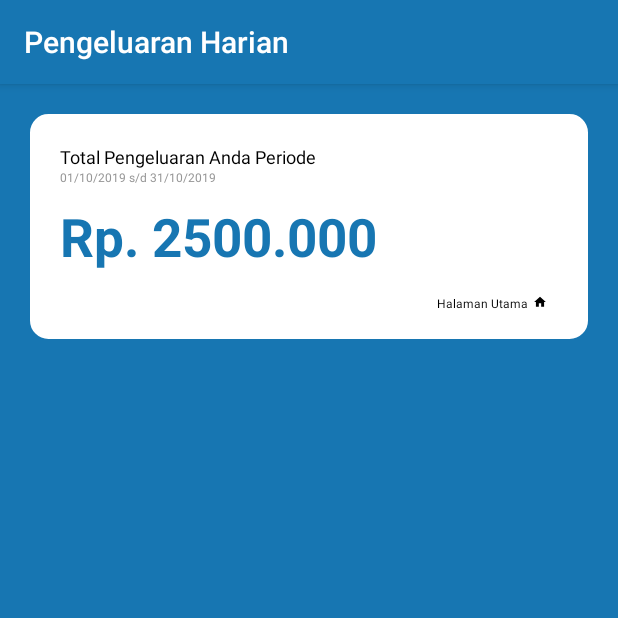
After one commit to arifsetia/pengeluaranHarianAndroid, an Android app: the DetailLaporanLainnya screen opened directly, with no data from a screen before it, on a phone screen of 412 x 824 dp, the top half of it. The commit adds this screen. Run offline under Robolectric (Android 15) with nearby library versions, the phone set to English and light mode, and no system bars.

Commit message:
page laporan lainnya

```diff
--- a/app/src/main/AndroidManifest.xml
+++ b/app/src/main/AndroidManifest.xml
@@ -9,7 +9,8 @@
         android:roundIcon="@mipmap/ic_launcher_round"
         android:supportsRtl="true"
         android:theme="@style/AppTheme">
-        <activity android:name=".editData"></activity>
+        <activity android:name=".DetailLaporanLainnya"></activity>
+        <activity android:name=".editData" />
         <activity android:name=".LaporanLainnyaActivity" />
         <activity android:name=".TambahPengeluaranActivity" />
         <activity android:name=".MainActivity">
--- /dev/null
+++ b/app/src/main/java/id/my/cariberas/pengeluaranharian/DetailLaporanLainnya.java
@@ -0,0 +1,26 @@
+package id.my.cariberas.pengeluaranharian;
+
+import androidx.appcompat.app.AppCompatActivity;
+
+import android.content.Intent;
+import android.os.Bundle;
+import android.view.View;
+import android.widget.ImageView;
+
+public class DetailLaporanLainnya extends AppCompatActivity {
+
+    @Override
+    protected void onCreate(Bundle savedInstanceState) {
+        super.onCreate(savedInstanceState);
+        setContentView(R.layout.activity_detail_laporan_lainnya);
+
+        ImageView imgHalamanUtama = findViewById(R.id.btnHalamanUtama);
+        imgHalamanUtama.setOnClickListener(new View.OnClickListener() {
+            @Override
+            public void onClick(View view) {
+                Intent i = new Intent(DetailLaporanLainnya.this,MainActivity.class);
+                startActivity(i);
+            }
+        });
+    }
+}
--- a/app/src/main/java/id/my/cariberas/pengeluaranharian/LaporanLainnyaActivity.java
+++ b/app/src/main/java/id/my/cariberas/pengeluaranharian/LaporanLainnyaActivity.java
@@ -3,9 +3,11 @@ package id.my.cariberas.pengeluaranharian;
 import androidx.appcompat.app.AppCompatActivity;
 
 import android.app.DatePickerDialog;
+import android.content.Intent;
 import android.os.Bundle;
 import android.text.InputType;
 import android.view.View;
+import android.widget.Button;
 import android.widget.DatePicker;
 import android.widget.EditText;
 
@@ -15,6 +17,7 @@ public class LaporanLainnyaActivity extends AppCompatActivity {
 
     DatePickerDialog picker;
     EditText eText,eText2;
+    Button btnLihat;
 
     @Override
     protected void onCreate(Bundle savedInstanceState) {
@@ -64,5 +67,14 @@ public class LaporanLainnyaActivity extends AppCompatActivity {
             }
         });
 
+        btnLihat = findViewById(R.id.btnLihatLaporanLainnya);
+        btnLihat.setOnClickListener(new View.OnClickListener() {
+            @Override
+            public void onClick(View view) {
+                Intent i = new Intent(LaporanLainnyaActivity.this,DetailLaporanLainnya.class);
+                startActivity(i);
+            }
+        });
+
     }
 }
--- /dev/null
+++ b/app/src/main/res/drawable/ic_home_black_24dp.xml
@@ -0,0 +1,9 @@
+<vector xmlns:android="http://schemas.android.com/apk/res/android"
+        android:width="24dp"
+        android:height="24dp"
+        android:viewportWidth="24.0"
+        android:viewportHeight="24.0">
+    <path
+        android:fillColor="#FF000000"
+        android:pathData="M10,20v-6h4v6h5v-8h3L12,3 2,12h3v8z"/>
+</vector>
--- /dev/null
+++ b/app/src/main/res/layout/activity_detail_laporan_lainnya.xml
@@ -0,0 +1,88 @@
+<?xml version="1.0" encoding="utf-8"?>
+<FrameLayout xmlns:android="http://schemas.android.com/apk/res/android"
+    xmlns:app="http://schemas.android.com/apk/res-auto"
+    xmlns:tools="http://schemas.android.com/tools"
+    android:layout_width="match_parent"
+    android:layout_height="match_parent"
+    android:background="@drawable/bd_blue"
+    tools:context=".MainActivity">
+    <LinearLayout
+        android:layout_width="match_parent"
+        android:layout_height="match_parent"
+        android:padding="20dp"
+        android:orientation="horizontal">
+
+        <LinearLayout
+            android:layout_width="match_parent"
+            android:layout_height="150dp"
+            android:background="@drawable/header_white"
+            android:orientation="vertical"
+            android:padding="20dp">
+
+            <TextView
+                android:id="@+id/totKet"
+                android:layout_width="200dp"
+                android:layout_height="wrap_content"
+                android:text="Total Pengeluaran Anda Periode"
+                android:textColor="#000000"
+                android:textSize="12sp" />
+
+            <TextView
+                android:id="@+id/periode"
+                android:layout_width="200dp"
+                android:layout_height="wrap_content"
+                android:text="01/10/2019 s/d 31/10/2019"
+                android:textColor="#969696"
+                android:textSize="8sp" />
+
+            <TextView
+                android:id="@+id/totalPengeluaranLihat"
+                android:layout_width="wrap_content"
+                android:layout_height="wrap_content"
+                android:layout_marginTop="10dp"
+                android:text="Rp. 2500.000"
+                android:textColor="@color/blueColor"
+                android:textSize="35sp"
+                android:textStyle="bold" />
+
+            <RelativeLayout
+                android:layout_width="match_parent"
+                android:layout_height="match_parent"
+                android:layout_marginTop="15dp">
+
+                <LinearLayout
+                    android:layout_width="wrap_content"
+                    android:layout_height="wrap_content"
+                    android:layout_alignParentRight="true"
+                    android:layout_marginRight="20dp">
+
+                    <TextView
+                        android:layout_width="wrap_content"
+                        android:layout_height="wrap_content"
+                        android:text="Halaman Utama"
+                        android:textColor="#000000"
+                        android:textSize="8sp" />
+                </LinearLayout>
+                <ImageView
+                    android:id="@+id/btnHalamanUtama"
+                    android:layout_width="wrap_content"
+                    android:layout_height="wrap_content"
+                    android:layout_alignParentRight="true"
+                    android:src="@drawable/ic_home_black_24dp" />
+            </RelativeLayout>
+        </LinearLayout>
+    </LinearLayout>
+    <LinearLayout
+        android:layout_marginTop="180dp"
+        android:layout_width="match_parent"
+        android:layout_height="match_parent"
+        android:padding="20dp">
+            <androidx.recyclerview.widget.RecyclerView
+                android:id="@+id/rvPengeluaranLihat"
+                android:layout_width="match_parent"
+                android:layout_height="match_parent"/>
+    </LinearLayout>
+
+
+
+</FrameLayout>
--- a/app/src/main/res/layout/activity_laporan_lainnya.xml
+++ b/app/src/main/res/layout/activity_laporan_lainnya.xml
@@ -54,7 +54,8 @@
             android:textSize="18dp"
             android:textStyle="bold"
             android:paddingTop="15dp"
-            android:paddingBottom="15dp"/>
+            android:paddingBottom="15dp"
+            android:id="@+id/btnLihatLaporanLainnya"/>
     </LinearLayout>
 
 </androidx.constraintlayout.widget.ConstraintLayout>
```
